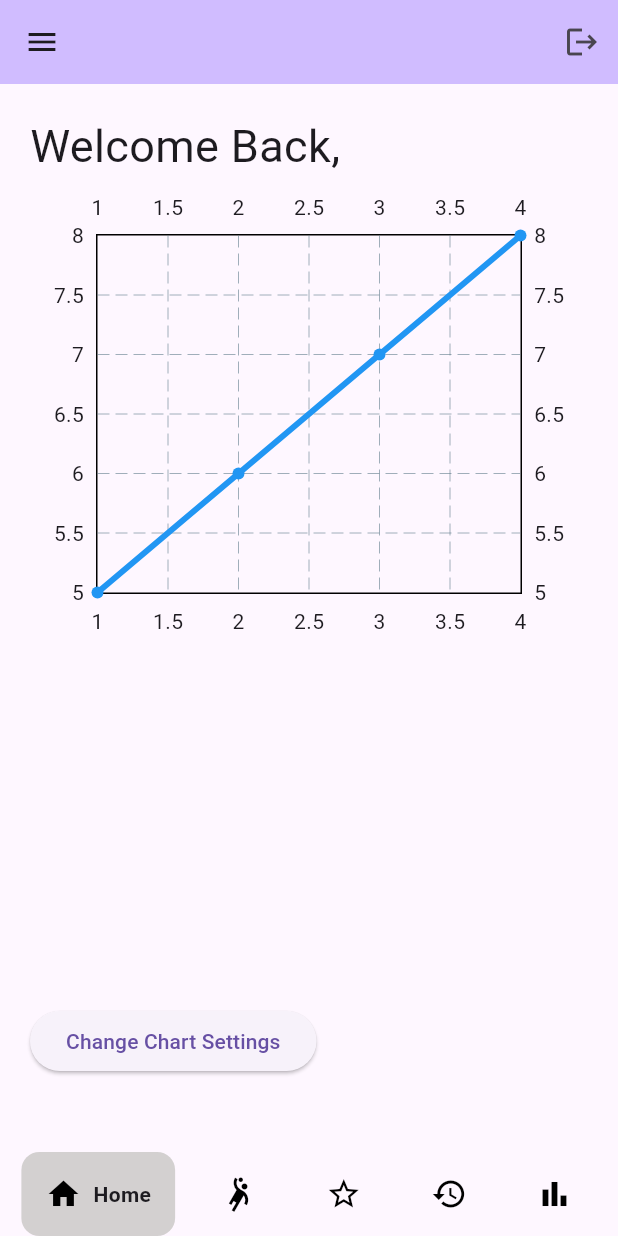
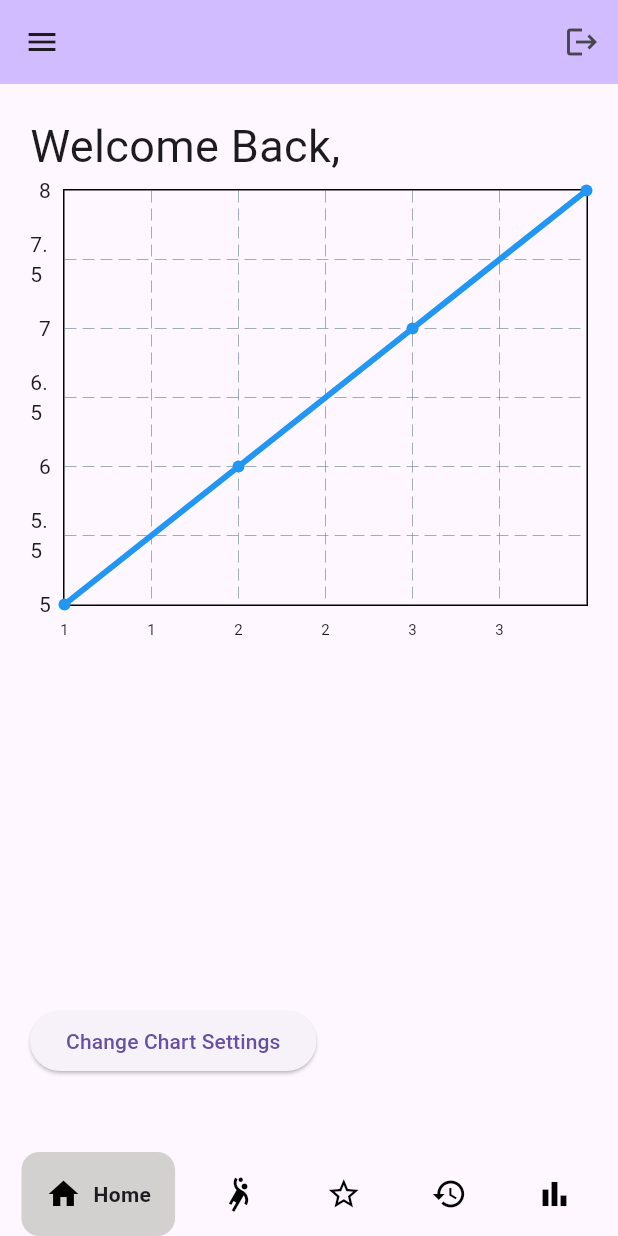
Before and after one commit to marcsaffold17/GetFitApp, a Flutter app: the MyHomePage screen opened directly, item 5 of the bottom bar chosen, in the side drawer, after a tap on "Home", on a phone screen of 412 x 824 dp. Run offline on Flutter 3.47's test engine with Material 3 defaults, Android fonts, the phone set to English and light mode, and no system bars; drawn by our look-alikes of fl_chart, google_nav_bar; our stand-ins replace cloud_firestore, firebase_core, shared_preferences; accounts and stored records are empty; network calls fail.

Commit message:
added the ability to change  the names oof fthe x values

```diff
--- a/get_fit_app/lib/model/chart_model.dart
+++ b/get_fit_app/lib/model/chart_model.dart
@@ -1,18 +1,19 @@
 class ChartModel {
   final int x;
   final double y;
+  final String name;
 
-  ChartModel({required this.x, required this.y});
+  ChartModel({required this.x, required this.y, required this.name});
 
   static Future<List<ChartModel>> fetchData() async {
     return [
-      ChartModel(x: 0, y: 1),
-      ChartModel(x: 1, y: 1.5),
-      ChartModel(x: 2, y: 1.4),
-      ChartModel(x: 3, y: 3.4),
-      ChartModel(x: 4, y: 2),
-      ChartModel(x: 5, y: 2.2),
-      ChartModel(x: 6, y: 1.8),
+      ChartModel(x: 0, y: 1, name: "bill"),
+      ChartModel(x: 1, y: 1.5, name: "bill"),
+      ChartModel(x: 2, y: 1.4, name: "bill"),
+      ChartModel(x: 3, y: 3.4, name: "bill"),
+      ChartModel(x: 4, y: 2, name: "bill"),
+      ChartModel(x: 5, y: 2.2, name: "bill"),
+      ChartModel(x: 6, y: 1.8, name: "bill"),
     ];
   }
 }
--- a/get_fit_app/lib/view/HomePage.dart
+++ b/get_fit_app/lib/view/HomePage.dart
@@ -52,10 +52,10 @@ class _MyHomePageState extends State<MyHomePage> {
 
   void _loadChartData() {
     _chartData = [
-      ChartModel(x: 1, y: 5),
-      ChartModel(x: 2, y: 6),
-      ChartModel(x: 3, y: 7),
-      ChartModel(x: 4, y: 8),
+      ChartModel(x: 1, y: 5, name: "0"),
+      ChartModel(x: 2, y: 6, name: "1"),
+      ChartModel(x: 3, y: 7, name: "2"),
+      ChartModel(x: 4, y: 8, name: "3"),
     ];
   }
 
--- a/get_fit_app/lib/view/LeaderboardPage.dart
+++ b/get_fit_app/lib/view/LeaderboardPage.dart
@@ -1,15 +1,19 @@
 import 'package:flutter/material.dart';
 import '../model/chart_model.dart';
-import '../view/chart_veiw.dart'; // Assuming BarChartWidget is in chart_view.dart
+import '../view/chart_veiw.dart';
 
 class LeaderboardPage extends StatelessWidget {
   const LeaderboardPage({super.key});
 
-  // Dummy data for demonstration
   List<ChartModel> generateDummyData(int multiplier) {
+    List<String> names = ['Alice', 'Bob', 'Carol', 'Dave', 'Eve'];
     return List.generate(
-      5,
-      (index) => ChartModel(x: index, y: (index + 1) * multiplier.toDouble()),
+      names.length,
+      (index) => ChartModel(
+        x: index,
+        y: (index + 1) * multiplier.toDouble(),
+        name: names[index],
+      ),
     );
   }
 
--- a/get_fit_app/lib/view/chart_veiw.dart
+++ b/get_fit_app/lib/view/chart_veiw.dart
@@ -84,6 +84,26 @@ class LineChartWidget extends StatelessWidget {
               belowBarData: BarAreaData(show: false),
             ),
           ],
+          titlesData: FlTitlesData(
+            bottomTitles: AxisTitles(
+              sideTitles: SideTitles(
+                showTitles: true,
+                getTitlesWidget: (value, meta) {
+                  final index = value.toInt();
+                  final name =
+                      index >= 0 && index < data.length ? data[index].name : '';
+                  return SideTitleWidget(
+                    space: 8,
+                    child: Text(name, style: const TextStyle(fontSize: 10)),
+                    meta: meta,
+                  );
+                },
+              ),
+            ),
+            leftTitles: AxisTitles(sideTitles: SideTitles(showTitles: true)),
+            rightTitles: AxisTitles(sideTitles: SideTitles(showTitles: false)),
+            topTitles: AxisTitles(sideTitles: SideTitles(showTitles: false)),
+          ),
         ),
       ),
     );
@@ -110,6 +130,28 @@ class BarChartWidget extends StatelessWidget {
                     ),
                   )
                   .toList(),
+          titlesData: FlTitlesData(
+            bottomTitles: AxisTitles(
+              sideTitles: SideTitles(
+                showTitles: true,
+                getTitlesWidget: (value, meta) {
+                  final index = value.toInt();
+                  final name =
+                      index >= 0 && index < data.length ? data[index].name : '';
+                  return SideTitleWidget(
+                    space: 8,
+                    child: Text(name, style: const TextStyle(fontSize: 10)),
+                    meta: meta,
+                  );
+                },
+              ),
+            ),
+            leftTitles: AxisTitles(sideTitles: SideTitles(showTitles: true)),
+            rightTitles: AxisTitles(sideTitles: SideTitles(showTitles: false)),
+            topTitles: AxisTitles(sideTitles: SideTitles(showTitles: false)),
+          ),
+          borderData: FlBorderData(show: false),
+          gridData: FlGridData(show: true),
         ),
       ),
     );
```
